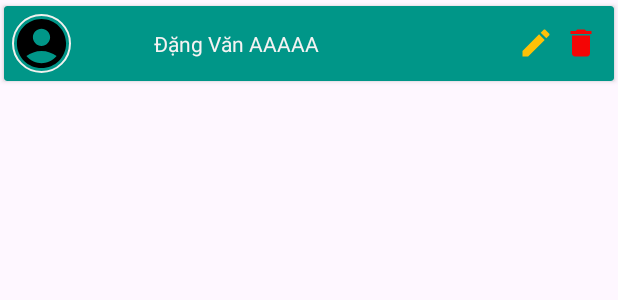
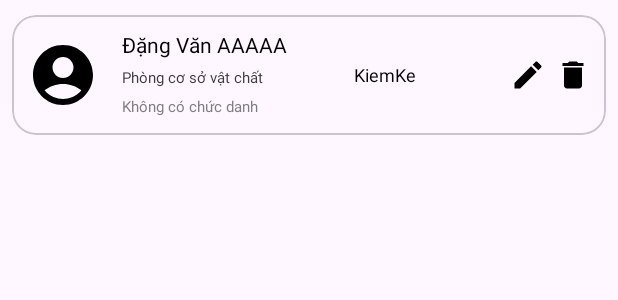
Before and after one commit to queojo2002/BaoHongTaiSan, an Android app: the layout custom_nguoidung_admin.xml on its own in the app's theme, with its tools: preview values and no code run, on a phone screen of 412 x 824 dp. Shown: the top 300 px of the screen. Run offline under Robolectric (Android 15) with nearby library versions, the phone set to English and light mode, and no system bars.

Commit message:
11.47am 251023

```diff
--- a/app/src/main/java/com/example/baohongtaisan_2/Adapter/Admin/AdminNguoiDungAdapter.java
+++ b/app/src/main/java/com/example/baohongtaisan_2/Adapter/Admin/AdminNguoiDungAdapter.java
@@ -77,6 +77,10 @@ public class AdminNguoiDungAdapter extends RecyclerView.Adapter<AdminNguoiDungAd
             return;
         }
         holder.tennd.setText(nd.getHoVaTen());
+        holder.tendv.setText(nd.getTenDV());
+        holder.tencd.setText(nd.getTenCD());
+        holder.tenpq.setText(nd.getTenPQ());
+
         holder.editnd.setOnClickListener(new View.OnClickListener() {
             @Override
             public void onClick(View view) {
@@ -336,12 +340,15 @@ public class AdminNguoiDungAdapter extends RecyclerView.Adapter<AdminNguoiDungAd
     }
 
     public class NguoidungViewHolder extends RecyclerView.ViewHolder {
-        private TextView tennd;
+        private TextView tennd, tendv, tencd,tenpq;
         private ImageView editnd, deletend;
 
         public NguoidungViewHolder(@NonNull View itemView) {
             super(itemView);
             tennd = itemView.findViewById(R.id.txtTenND);
+            tendv = itemView.findViewById(R.id.txtTenDV);
+            tencd = itemView.findViewById(R.id.txtTenCD);
+            tenpq = itemView.findViewById(R.id.txtTenPQ);
             editnd = itemView.findViewById(R.id.editND);
             deletend = itemView.findViewById(R.id.deleteND);
         }
--- a/app/src/main/res/layout/custom_nguoidung_admin.xml
+++ b/app/src/main/res/layout/custom_nguoidung_admin.xml
@@ -1,45 +1,94 @@
 <?xml version="1.0" encoding="utf-8"?>
-<androidx.cardview.widget.CardView xmlns:android="http://schemas.android.com/apk/res/android"
-    xmlns:app="http://schemas.android.com/apk/res-auto"
+<RelativeLayout xmlns:android="http://schemas.android.com/apk/res/android"
+xmlns:app="http://schemas.android.com/apk/res-auto"
+android:layout_width="match_parent"
+android:layout_height="wrap_content">
+
+<com.google.android.material.card.MaterialCardView
+    android:id="@+id/img"
     android:layout_width="match_parent"
     android:layout_height="wrap_content"
-    android:backgroundTint="#009688"
-    app:cardUseCompatPadding="true">
+    android:layout_marginStart="8dp"
+    android:layout_marginLeft="20dp"
+    android:layout_marginTop="10dp"
+    android:layout_marginEnd="8dp"
+    app:cardCornerRadius="16dp">
 
     <RelativeLayout
         android:layout_width="match_parent"
-        android:layout_height="wrap_content">
+        android:layout_height="80dp">
 
         <de.hdodenhof.circleimageview.CircleImageView
             android:id="@+id/imgaccount"
-            android:layout_width="50dp"
-            android:layout_height="50dp"
-            android:padding="5dp"
-            android:src="@drawable/baseline_account_circle_24"
-            app:civ_border_color="#F1F1EE"
-            app:civ_border_width="1dp" />
+            android:layout_width="48dp"
+            android:layout_height="48dp"
+            android:layout_centerVertical="true"
+            android:layout_marginStart="10dp"
+            android:layout_marginTop="10dp"
+            android:layout_marginEnd="10dp"
+            android:scaleType="centerCrop"
+            android:src="@drawable/baseline_account_circle_24" />
 
         <TextView
             android:id="@+id/txtTenND"
             android:layout_width="wrap_content"
             android:layout_height="wrap_content"
+            android:layout_centerInParent="false"
+            android:layout_marginLeft="5dp"
+            android:layout_marginTop="10dp"
+            android:layout_toRightOf="@+id/imgaccount"
+            android:text="Đặng Văn AAAAA"
+            android:textColor="#000000"
+            android:textSize="14sp" />
+
+        <TextView
+            android:id="@+id/txtTenDV"
+            android:layout_width="wrap_content"
+            android:layout_height="wrap_content"
+            android:layout_below="@id/txtTenND"
+            android:layout_centerInParent="false"
+            android:layout_marginLeft="5dp"
+            android:layout_marginTop="5dp"
+            android:layout_toRightOf="@+id/imgaccount"
+            android:text="Phòng cơ sở vật chất"
+            android:textColor="#3C3C3C"
+            android:textSize="10sp" />
+
+        <TextView
+            android:id="@+id/txtTenCD"
+            android:layout_width="wrap_content"
+            android:layout_height="wrap_content"
+            android:layout_below="@+id/txtTenDV"
+            android:layout_centerInParent="false"
+            android:layout_marginTop="5dp"
+            android:layout_marginLeft="5dp"
+            android:layout_toEndOf="@+id/imgaccount"
+            android:text="Không có chức danh"
+            android:textColor="#7E7E7E"
+            android:textSize="10sp" />
+
+        <TextView
+            android:id="@+id/txtTenPQ"
+            android:layout_width="wrap_content"
+            android:layout_height="wrap_content"
             android:layout_centerInParent="true"
-            android:layout_marginLeft="50dp"
-            android:layout_toEndOf="@+id/imgaccount"
-            android:text="Đặng Văn AAAAA"
-            android:textColor="#F6F3F3"
-            android:textSize="14sp" />
+            android:layout_marginLeft="160dp"
+            android:layout_marginTop="5dp"
+            android:layout_toRightOf="@id/imgaccount"
+            android:text="KiemKe"
+            android:textColor="#000000"
+            android:textSize="12sp" />
 
 
         <ImageView
             android:id="@+id/editND"
             android:layout_width="wrap_content"
             android:layout_height="wrap_content"
+            android:layout_marginTop="5dp"
             android:layout_alignParentEnd="true"
             android:layout_centerInParent="true"
             android:layout_marginEnd="40dp"
-            android:src="@drawable/baseline_edit_24"
-            app:tint="#FFC107" />
+            android:src="@drawable/baseline_edit_24" />
 
         <ImageView
             android:id="@+id/deleteND"
@@ -48,10 +97,11 @@
             android:layout_alignParentEnd="true"
             android:layout_centerInParent="true"
             android:layout_marginEnd="10dp"
-            android:src="@drawable/baseline_delete_24"
-            app:tint="#F40505" />
+            android:src="@drawable/baseline_delete_24" />
 
     </RelativeLayout>
 
+</com.google.android.material.card.MaterialCardView>
 
-</androidx.cardview.widget.CardView>
+
+</RelativeLayout>
```
